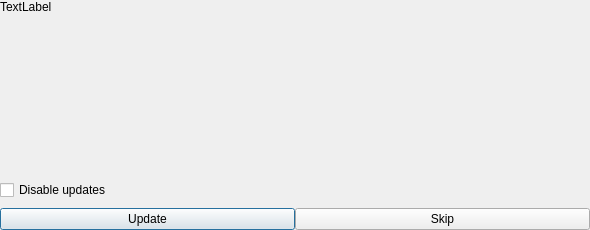
Old version of the form huggle/updateform.ui in the repository huggle/huggle3-qt-lx.
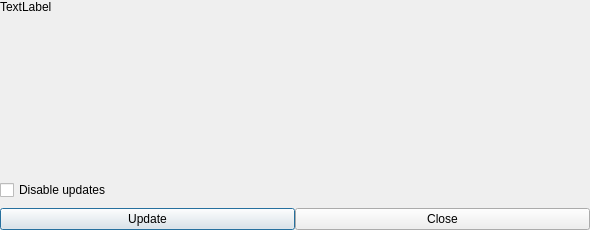
New version of the form.

Commit message:
smarter update window
option to open a provided url per button
also changed new version field to a new name
(this change depends on updater update)

```diff
--- a/huggle/updateform.ui
+++ b/huggle/updateform.ui
@@ -73,7 +73,7 @@
      <item>
       <widget class="QPushButton" name="pushButton_2">
        <property name="text">
-        <string notr="true">Skip</string>
+        <string notr="true">Close</string>
        </property>
       </widget>
      </item>
```
The commit also changes 3 other files.
